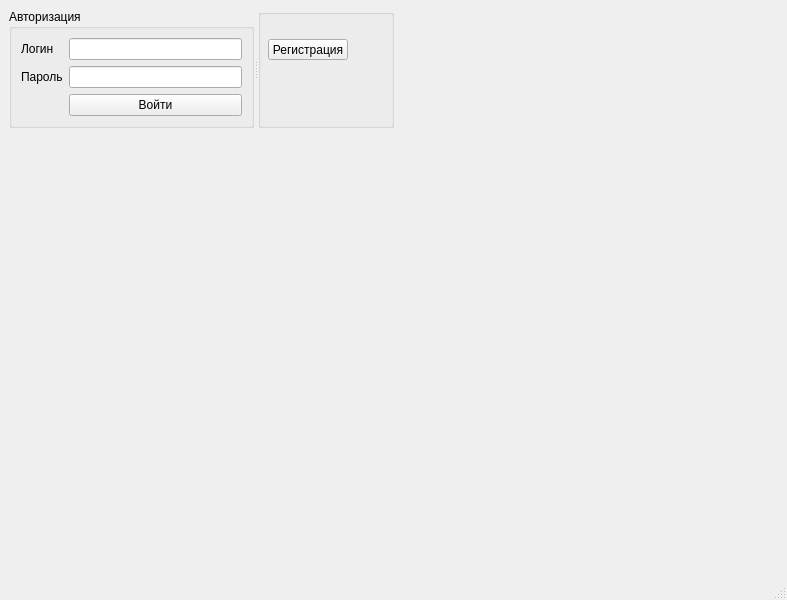
Before: the Qt Designer form maindubkiwindow.ui in artyomir/DUBKI, drawn with Qt 5.
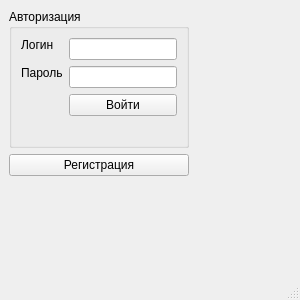
After: the same form once the commit is applied.

```diff
--- a/maindubkiwindow.ui
+++ b/maindubkiwindow.ui
@@ -6,27 +6,23 @@
    <rect>
     <x>0</x>
     <y>0</y>
-    <width>787</width>
-    <height>600</height>
+    <width>300</width>
+    <height>300</height>
    </rect>
   </property>
   <property name="windowTitle">
    <string>MainWindow</string>
   </property>
   <widget class="QWidget" name="centralwidget">
-   <layout class="QGridLayout" name="gridLayout_5">
+   <layout class="QGridLayout" name="gridLayout_3">
     <item row="0" column="0">
-     <widget class="QSplitter" name="splitter">
-      <property name="orientation">
-       <enum>Qt::Horizontal</enum>
-      </property>
       <widget class="QGroupBox" name="groupBox_3">
        <property name="title">
         <string>Авторизация</string>
        </property>
-       <layout class="QGridLayout" name="gridLayout_3">
+      <layout class="QGridLayout" name="gridLayout_2">
         <item row="0" column="0">
-         <layout class="QGridLayout" name="gridLayout_4">
+        <layout class="QGridLayout" name="gridLayout">
           <item row="0" column="0">
            <widget class="QLabel" name="label_3">
             <property name="text">
@@ -34,64 +30,78 @@
             </property>
            </widget>
           </item>
-          <item row="0" column="1">
-           <widget class="QLineEdit" name="lineEdit_3"/>
-          </item>
-          <item row="1" column="0">
+         <item row="0" column="1" rowspan="2">
+          <widget class="QLineEdit" name="login"/>
+         </item>
+         <item row="1" column="0" rowspan="2">
            <widget class="QLabel" name="label_4">
             <property name="text">
              <string>Пароль</string>
             </property>
            </widget>
           </item>
-          <item row="1" column="1">
-           <widget class="QLineEdit" name="lineEdit_4"/>
-          </item>
           <item row="2" column="1">
-           <widget class="QPushButton" name="pushButton_3">
+          <widget class="QLineEdit" name="password"/>
+         </item>
+         <item row="3" column="0">
+          <spacer name="horizontalSpacer">
+           <property name="orientation">
+            <enum>Qt::Horizontal</enum>
+           </property>
+           <property name="sizeHint" stdset="0">
+            <size>
+             <width>40</width>
+             <height>20</height>
+            </size>
+           </property>
+          </spacer>
+         </item>
+         <item row="3" column="1">
+          <widget class="QPushButton" name="buttonEnt">
             <property name="text">
              <string>Войти</string>
             </property>
            </widget>
           </item>
+         <item row="4" column="0">
+          <spacer name="horizontalSpacer_3">
+           <property name="orientation">
+            <enum>Qt::Horizontal</enum>
+           </property>
+           <property name="sizeHint" stdset="0">
+            <size>
+             <width>40</width>
+             <height>20</height>
+            </size>
+           </property>
+          </spacer>
+         </item>
          </layout>
         </item>
        </layout>
       </widget>
-      <widget class="QGroupBox" name="groupBox_4">
-       <property name="title">
-        <string/>
-       </property>
-       <widget class="QPushButton" name="pushButton_4">
-        <property name="geometry">
-         <rect>
-          <x>10</x>
-          <y>30</y>
-          <width>80</width>
-          <height>21</height>
-         </rect>
-        </property>
+    </item>
+    <item row="0" column="1">
+     <spacer name="horizontalSpacer_2">
+      <property name="orientation">
+       <enum>Qt::Horizontal</enum>
+      </property>
+      <property name="sizeHint" stdset="0">
+       <size>
+        <width>40</width>
+        <height>20</height>
+       </size>
+      </property>
+     </spacer>
+    </item>
+    <item row="1" column="0">
+     <widget class="QPushButton" name="buttonReg">
         <property name="text">
          <string>Регистрация</string>
         </property>
        </widget>
-      </widget>
-     </widget>
     </item>
-    <item row="0" column="1">
-     <spacer name="horizontalSpacer">
-      <property name="orientation">
-       <enum>Qt::Horizontal</enum>
-      </property>
-      <property name="sizeHint" stdset="0">
-       <size>
-        <width>378</width>
-        <height>20</height>
-       </size>
-      </property>
-     </spacer>
-    </item>
-    <item row="1" column="0">
+    <item row="2" column="0">
      <spacer name="verticalSpacer">
       <property name="orientation">
        <enum>Qt::Vertical</enum>
@@ -99,7 +109,7 @@
       <property name="sizeHint" stdset="0">
        <size>
         <width>20</width>
-        <height>411</height>
+        <height>40</height>
        </size>
       </property>
      </spacer>
```
Left out of the diff: 2 changed lines with no effect on the pictures. Lines whose indentation alone changed are shown as unchanged.
